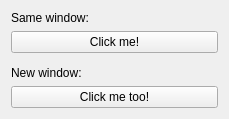
First picture: the form in _comrad_examples/1_basic/13_related_display/app.ui, repository jfpatrick/accsoft-gui-rad-comrad, before the edit.
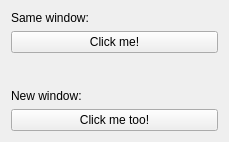
Second picture: the form after the edit. Custom widgets are drawn as their Qt base class.

What changed in the file:
```diff
--- a/_comrad_examples/1_basic/13_related_display/app.ui
+++ b/_comrad_examples/1_basic/13_related_display/app.ui
@@ -7,7 +7,7 @@
     <x>0</x>
     <y>0</y>
     <width>229</width>
-    <height>119</height>
+    <height>142</height>
    </rect>
   </property>
   <property name="windowTitle">
```
Left out of the diff: 2 changed lines with no effect on the pictures.
